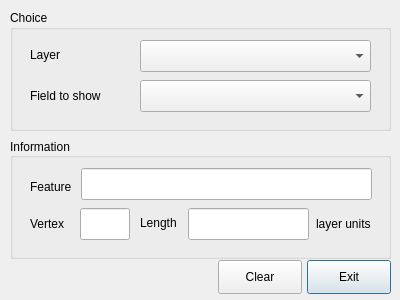
First picture: the form in reverse_flow_dialog_base.ui, repository salomoneinstein/ReverseFlowDirection, before the edit.
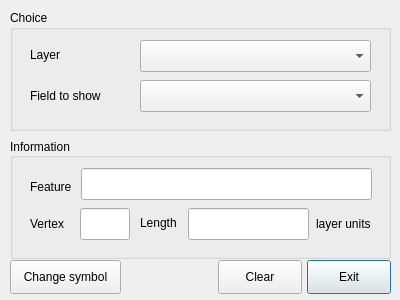
Second picture: the form after the edit. Custom widgets are drawn as their Qt base class.

```diff
--- a/reverse_flow_dialog_base.ui
+++ b/reverse_flow_dialog_base.ui
@@ -223,6 +223,19 @@
     <string>Clear</string>
    </property>
   </widget>
+  <widget class="QPushButton" name="btnChangeSymbol">
+   <property name="geometry">
+    <rect>
+     <x>10</x>
+     <y>260</y>
+     <width>111</width>
+     <height>34</height>
+    </rect>
+   </property>
+   <property name="text">
+    <string>Change symbol</string>
+   </property>
+  </widget>
  </widget>
  <customwidgets>
   <customwidget>
```
